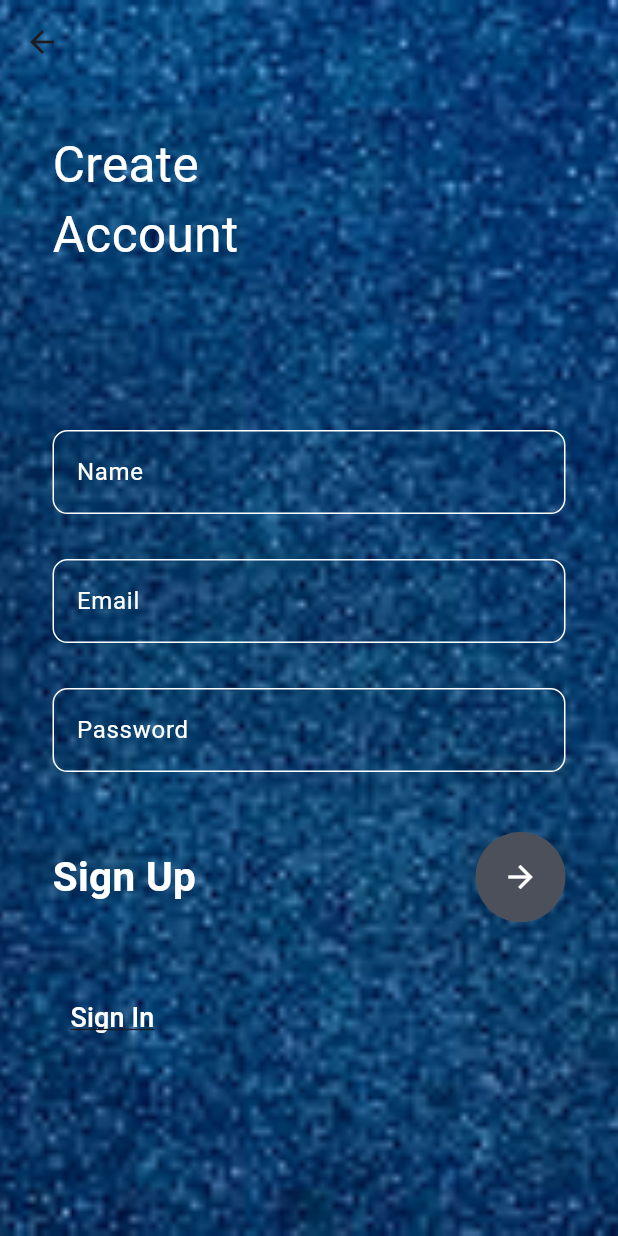
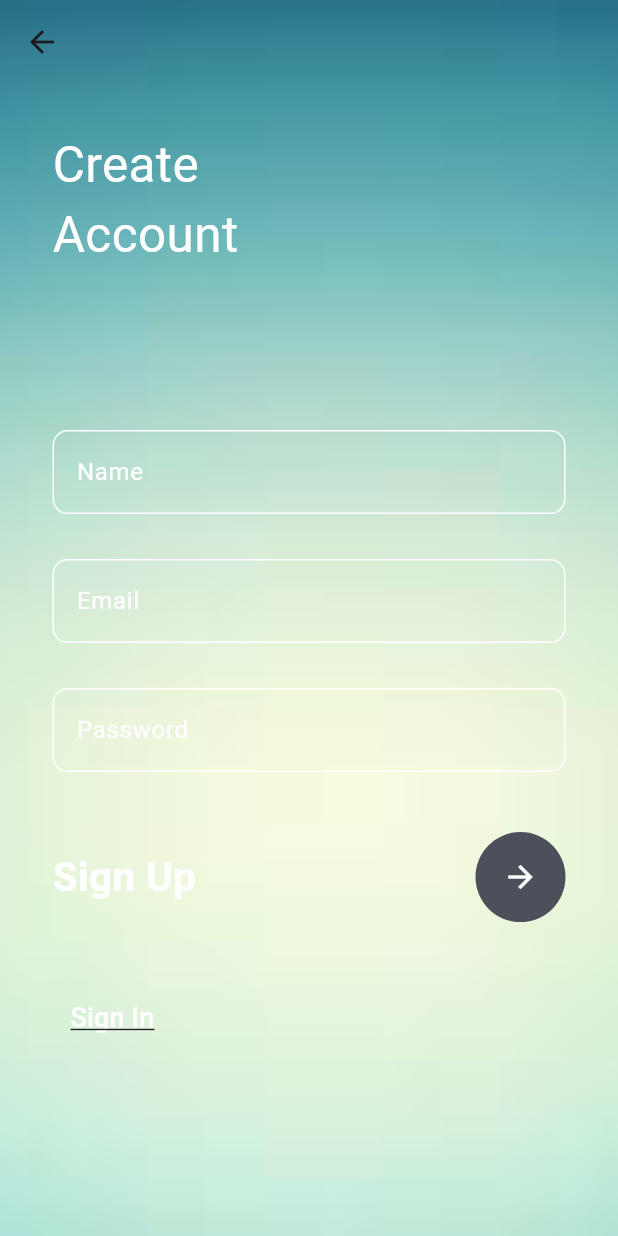
Before and after one commit to Nabil-Boss/flutterass, a Flutter app: the MyRegister screen opened by its route, on a phone screen of 412 x 824 dp. Run offline on Flutter 3.47's test engine with Material 3 defaults, Android fonts, the phone set to English and light mode, and no system bars.

Commit message:
Update register.dart

```diff
--- a/lib/register.dart
+++ b/lib/register.dart
@@ -13,7 +13,7 @@ class _MyRegisterState extends State<MyRegister> {
     return Container(
       decoration: BoxDecoration(
         image: DecorationImage(
-            image: AssetImage('assets/register.png'), fit: BoxFit.cover),
+            image: AssetImage('assets/login.png'), fit: BoxFit.cover),
       ),
       child: Scaffold(
         backgroundColor: Colors.transparent,
```
